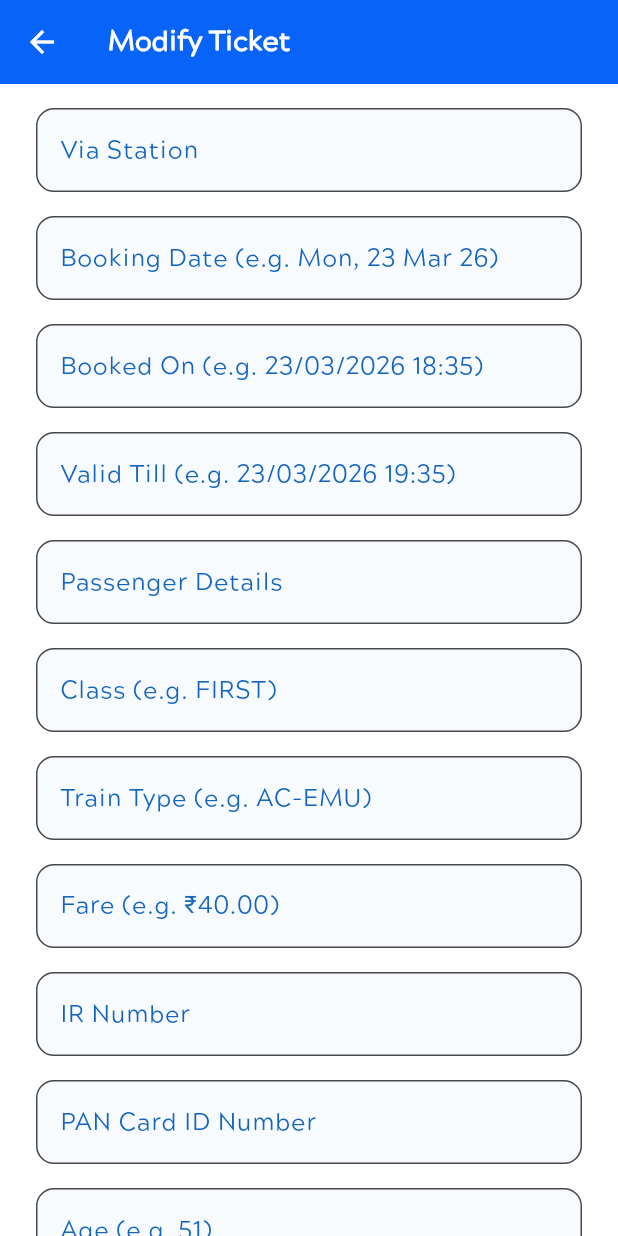
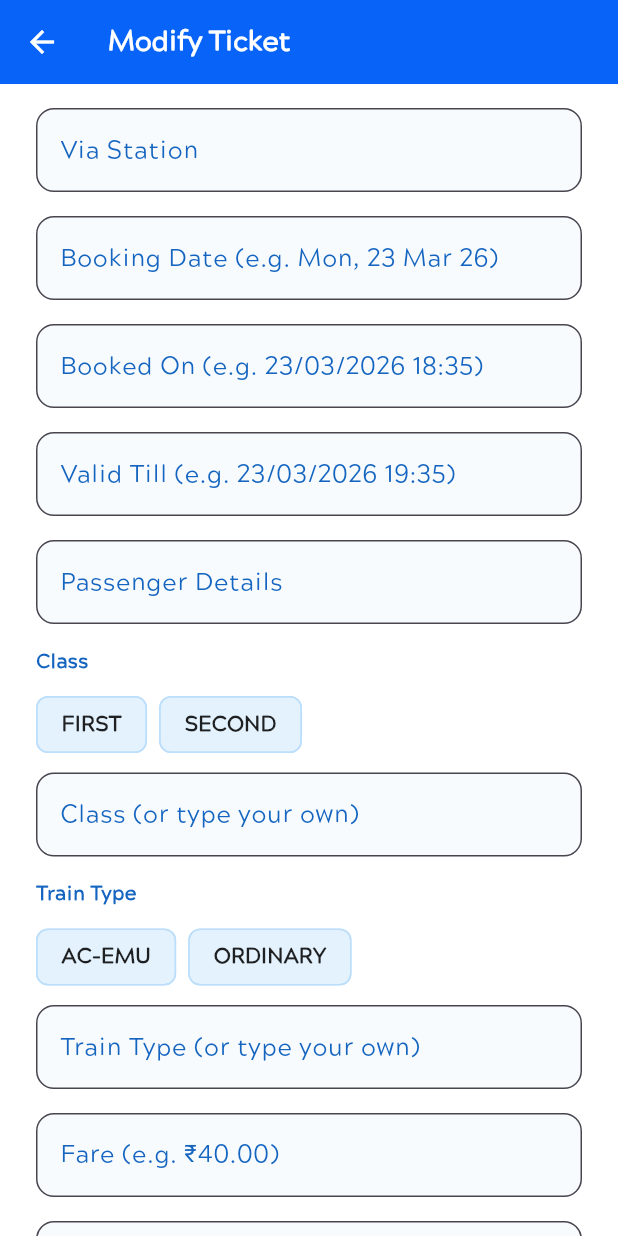
Before and after one commit to satwik-001/railone, a Flutter app: the ShowHideServicesScreen screen opened directly with empty values, scrolled down 576 dp, on a phone screen of 412 x 824 dp. Run offline on Flutter 3.47's test engine with Material 3 defaults, Android fonts, the phone set to English and light mode, and no system bars; our stand-ins replace pinput, shared_preferences; accounts and stored records are empty; project files that could hold a hidden picture were left out.

Commit message:
Ticket tweaks: faint-blue bands, gray Via box, class/train toggles
- Card top/bottom bands + progress fill: light green -> faint blue (0xFFAFD8F2)
- Via box: light-gray fill, bolder text, right-facing arrow (trending_flat)
- Distance strips surrounding dashes at display time
- Modify Ticket: Class (FIRST/SECOND) and Train Type (AC-EMU/ORDINARY)
  now offer quick-toggle chips plus free-text editing, kept in sync live

Co-Authored-By: Claude Opus 4.8 <noreply@anthropic.com>

```diff
--- a/lib/main.dart
+++ b/lib/main.dart
@@ -917,6 +917,9 @@ class _ShowHideServicesScreenState extends State<ShowHideServicesScreen> {
     _classValueController = TextEditingController(text: widget.currentClassValue);
     _trainTypeController = TextEditingController(text: widget.currentTrainType);
     _fareController = TextEditingController(text: widget.currentFare);
+    // Keep the Class/Train Type chips in sync while typing free text.
+    _classValueController.addListener(() => setState(() {}));
+    _trainTypeController.addListener(() => setState(() {}));
     _irController = TextEditingController(text: widget.currentIrNumber);
     _ageController = TextEditingController(text: widget.currentAge);
     _mobileController = TextEditingController(text: widget.currentMobile);
@@ -1013,9 +1016,15 @@ class _ShowHideServicesScreenState extends State<ShowHideServicesScreen> {
             // Ticket meta
             _buildInputField('Passenger Details', _passengerController),
             const SizedBox(height: 16),
-            _buildInputField('Class (e.g. FIRST)', _classValueController),
+            _buildToggleInputField('Class', _classValueController, const [
+              'FIRST',
+              'SECOND',
+            ]),
             const SizedBox(height: 16),
-            _buildInputField('Train Type (e.g. AC-EMU)', _trainTypeController),
+            _buildToggleInputField('Train Type', _trainTypeController, const [
+              'AC-EMU',
+              'ORDINARY',
+            ]),
             const SizedBox(height: 16),
             _buildInputField('Fare (e.g. ₹40.00)', _fareController),
             const SizedBox(height: 16),
@@ -1165,6 +1174,54 @@ class _ShowHideServicesScreenState extends State<ShowHideServicesScreen> {
     _panController.text = _defaults['pan']!;
     _ageController.text = _defaults['age']!;
     _mobileController.text = _defaults['mobile']!;
+  }
+
+  // A quick-toggle (chips) plus free-text field for the same value.
+  Widget _buildToggleInputField(
+    String label,
+    TextEditingController controller,
+    List<String> options,
+  ) {
+    return Column(
+      crossAxisAlignment: CrossAxisAlignment.start,
+      children: [
+        Text(
+          label,
+          style: TextStyle(
+            color: Colors.blue.shade800,
+            fontSize: 13,
+            fontWeight: FontWeight.w600,
+          ),
+        ),
+        const SizedBox(height: 8),
+        Row(
+          children: options.map((opt) {
+            final bool selected =
+                controller.text.trim().toUpperCase() == opt.toUpperCase();
+            return Padding(
+              padding: const EdgeInsets.only(right: 8),
+              child: ChoiceChip(
+                label: Text(opt),
+                selected: selected,
+                onSelected: (_) => setState(() => controller.text = opt),
+                selectedColor: const Color(0xFF0066FF),
+                backgroundColor: Colors.blue.shade50,
+                labelStyle: TextStyle(
+                  color: selected ? Colors.white : Colors.black87,
+                  fontWeight: FontWeight.w600,
+                ),
+                shape: RoundedRectangleBorder(
+                  borderRadius: BorderRadius.circular(8),
+                  side: BorderSide(color: Colors.blue.shade100),
+                ),
+              ),
+            );
+          }).toList(),
+        ),
+        const SizedBox(height: 8),
+        _buildInputField('$label (or type your own)', controller),
+      ],
+    );
   }
 
   Widget _buildInputField(String label, TextEditingController controller) {
@@ -2942,6 +2999,10 @@ class _BookingDetailsScreenState extends State<BookingDetailsScreen> {
         (widget.viaStation.trim().isEmpty || widget.viaStation.trim() == '-')
         ? '------'
         : widget.viaStation;
+    final String distanceDisplay = widget.distance
+        .replaceAll('—', '')
+        .replaceAll('-', '')
+        .trim();
 
     return Scaffold(
       backgroundColor: bgColor,
@@ -3032,7 +3093,7 @@ class _BookingDetailsScreenState extends State<BookingDetailsScreen> {
                         Container(
                           height: 16,
                           decoration: const BoxDecoration(
-                            color: Color(0xFFAFD599),
+                            color: Color(0xFFAFD8F2),
                             borderRadius: BorderRadius.vertical(
                               top: Radius.circular(14),
                             ),
@@ -3207,7 +3268,7 @@ class _BookingDetailsScreenState extends State<BookingDetailsScreen> {
                               widthFactor: (1 - (_secondsRemaining / 299))
                                   .clamp(0.0, 1.0),
                               child: Container(
-                                color: const Color(0xFFAFD599),
+                                color: const Color(0xFFAFD8F2),
                               ),
                             ),
                           ),
@@ -3289,7 +3350,7 @@ class _BookingDetailsScreenState extends State<BookingDetailsScreen> {
                               const SizedBox(height: 16),
                               _detailRow(
                                 'Distance',
-                                widget.distance,
+                                distanceDisplay,
                                 'Passenger',
                                 widget.passenger,
                               ),
@@ -3316,6 +3377,7 @@ class _BookingDetailsScreenState extends State<BookingDetailsScreen> {
                                   vertical: 12,
                                 ),
                                 decoration: BoxDecoration(
+                                  color: const Color(0xFFF4F5F7),
                                   border: Border.all(
                                     color: const Color(0xFFE0E0E0),
                                   ),
@@ -3324,8 +3386,8 @@ class _BookingDetailsScreenState extends State<BookingDetailsScreen> {
                                 child: Row(
                                   children: [
                                     const Icon(
-                                      Icons.alt_route,
-                                      size: 16,
+                                      Icons.trending_flat,
+                                      size: 18,
                                       color: Colors.black54,
                                     ),
                                     const SizedBox(width: 8),
@@ -3334,6 +3396,7 @@ class _BookingDetailsScreenState extends State<BookingDetailsScreen> {
                                       style: const TextStyle(
                                         color: Colors.black87,
                                         fontSize: 13,
+                                        fontWeight: FontWeight.w600,
                                       ),
                                     ),
                                   ],
@@ -3369,7 +3432,7 @@ class _BookingDetailsScreenState extends State<BookingDetailsScreen> {
                         Container(
                           height: 16,
                           decoration: const BoxDecoration(
-                            color: Color(0xFFAFD599),
+                            color: Color(0xFFAFD8F2),
                             borderRadius: BorderRadius.vertical(
                               bottom: Radius.circular(14),
                             ),
```
